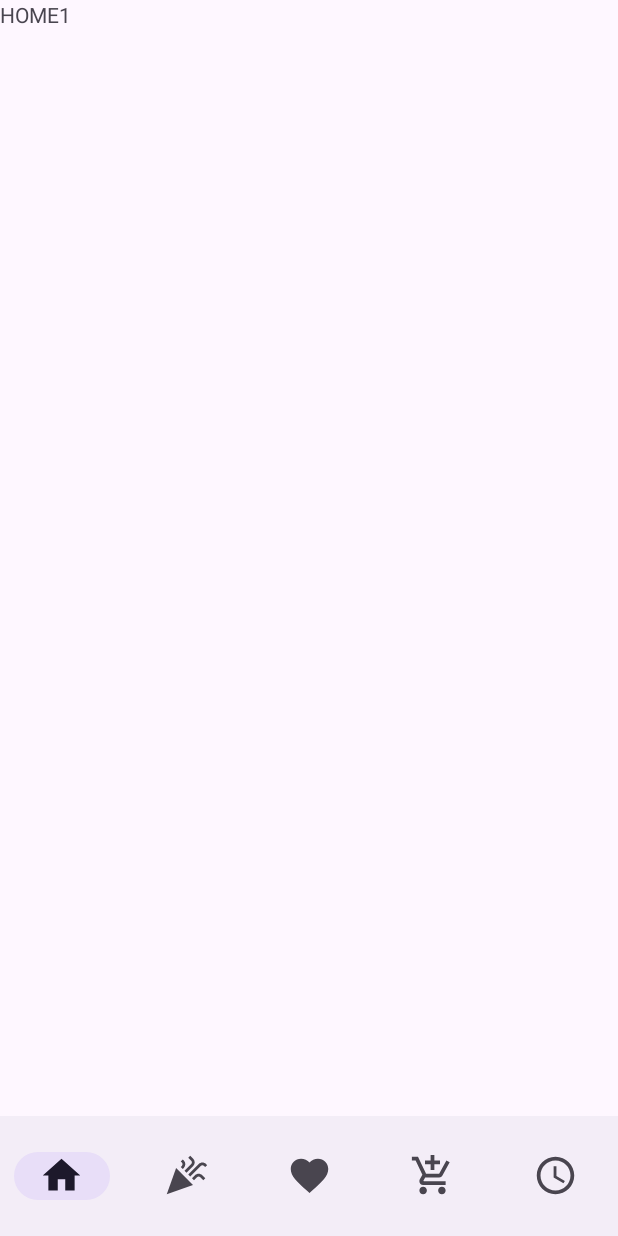
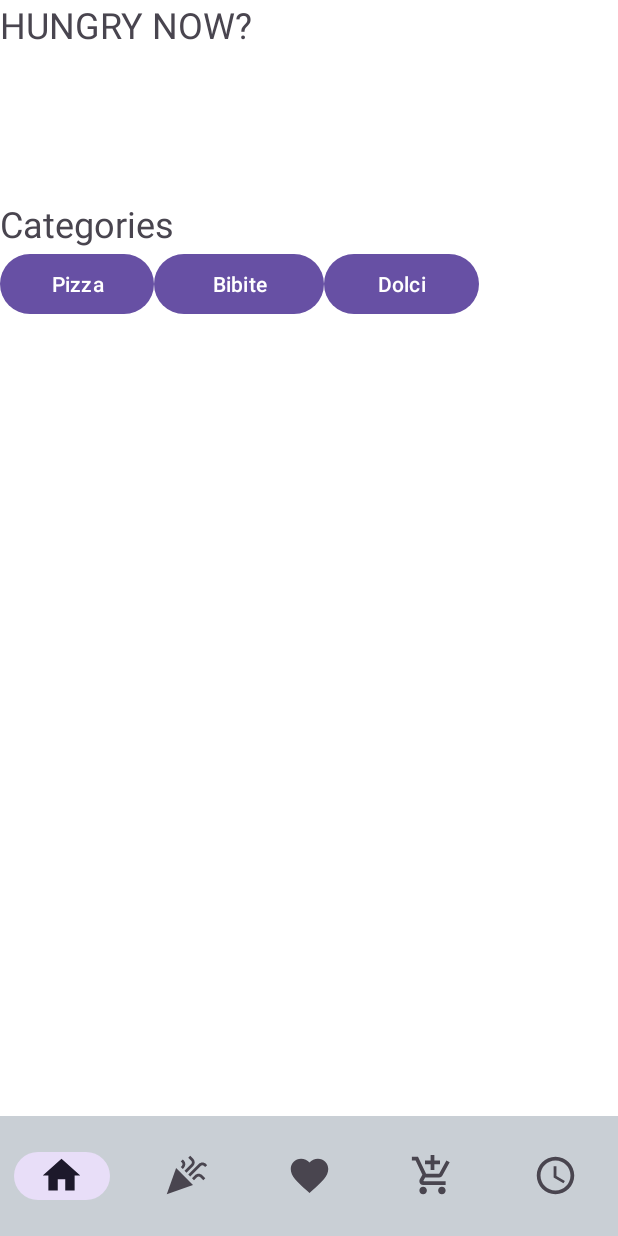
Before and after one commit to michele-vigliotta/HotSliceApp, an Android app built with Jetpack Compose: the HomeActivity screen opened directly, with no data from a screen before it, on a phone screen of 412 x 824 dp. Run offline under Robolectric (Android 15) with nearby library versions, the phone set to English and light mode, and no system bars; our stand-ins replace Firebase (no records; nobody signed in at launch, a user with empty details on screens opened directly); 2 statements that could not run were skipped.

Commit message:
aggiunto fragment

```diff
--- a/app/build.gradle.kts
+++ b/app/build.gradle.kts
@@ -43,6 +43,9 @@ android {
     }
     buildFeatures {
         compose = true
+    }
+    buildFeatures{
+        viewBinding=true
     }
     composeOptions {
         kotlinCompilerExtensionVersion = "1.5.1"
--- /dev/null
+++ b/app/src/main/java/com/example/hotsliceapp/FragmentPizza.kt
@@ -0,0 +1,6 @@
+package com.example.hotsliceapp
+
+import androidx.fragment.app.Fragment
+
+class FragmentPizza:Fragment(R.layout.home_fragment) {
+}
--- a/app/src/main/java/com/example/hotsliceapp/HomeActivity.kt
+++ b/app/src/main/java/com/example/hotsliceapp/HomeActivity.kt
@@ -2,6 +2,9 @@ package com.example.hotsliceapp
 
 import android.os.Bundle
 import androidx.appcompat.app.AppCompatActivity
+import androidx.fragment.app.Fragment
+import com.example.hotsliceapp.databinding.ActivityHomeBinding
+import com.example.hotsliceapp.databinding.ActivityMainBinding
 import com.google.android.material.bottomnavigation.BottomNavigationView
 import com.google.firebase.Firebase
 import com.google.firebase.auth.FirebaseAuth
@@ -12,10 +15,17 @@ class HomeActivity : AppCompatActivity() {
     private lateinit var auth: FirebaseAuth
     val db = Firebase.firestore
     lateinit var role: String
+    lateinit var binding: ActivityHomeBinding                     //aggiunta
     override fun onCreate(savedInstanceState: Bundle?) {
         super.onCreate(savedInstanceState)
+        binding=ActivityHomeBinding.inflate(layoutInflater)    //aggiunta
         setContentView(R.layout.activity_home)
+        setContentView(binding.root)                           //aggiunta
         auth = Firebase.auth
+
+        binding.buttonPizza.setOnClickListener {
+            replaceFragment(FragmentPizza())
+        }
 
         val authid = (auth.currentUser?.uid).toString()
         val documentSnapshot = db.collection("users").document(authid)
@@ -36,4 +46,12 @@ class HomeActivity : AppCompatActivity() {
 
         }
     }
+
+    private fun replaceFragment(fragment: Fragment) {
+
+        val fragmentManager = supportFragmentManager
+        val fragmentTransaction = fragmentManager.beginTransaction()
+        fragmentTransaction.replace(R.id.fragmentContainerView,fragment)
+        fragmentTransaction.commit()
+    }
 }
--- a/app/src/main/res/layout/activity_home.xml
+++ b/app/src/main/res/layout/activity_home.xml
@@ -1,27 +1,79 @@
 <?xml version="1.0" encoding="utf-8"?>
-
-<RelativeLayout
+<LinearLayout
     xmlns:android="http://schemas.android.com/apk/res/android"
     xmlns:app="http://schemas.android.com/apk/res-auto"
     xmlns:tools="http://schemas.android.com/tools"
     android:id="@+id/main"
     android:layout_width="match_parent"
     android:layout_height="match_parent"
+    android:background="@color/white"
+    android:orientation="vertical"
     tools:context=".HomeActivity">
 
-    <com.google.android.material.bottomnavigation.BottomNavigationView
-        android:id="@+id/bottomNavigationView"
+    <LinearLayout
         android:layout_width="match_parent"
-        android:layout_height="wrap_content"
-        android:layout_alignParentBottom="true"
-        app:menu="@menu/bottom_menu"
-        app:itemIconSize="30dp"
-        app:labelVisibilityMode="unlabeled"/>
+        android:layout_height="0dp"
+        android:layout_weight="1"
+        android:orientation="vertical">
 
-    <TextView
-        android:id="@+id/textView2"
-        android:layout_width="wrap_content"
-        android:layout_height="wrap_content"
-        android:text="HOME1" />
+        <TextView
+            android:id="@+id/textView2"
+            android:layout_width="wrap_content"
+            android:layout_height="wrap_content"
+            android:text="HUNGRY NOW?"
+            android:textSize="24sp" />
 
-</RelativeLayout>
+        <Space
+            android:layout_width="match_parent"
+            android:layout_height="100dp" />
+
+        <TextView
+            android:id="@+id/textView3"
+            android:layout_width="match_parent"
+            android:layout_height="wrap_content"
+            android:text="Categories"
+            android:textSize="24sp" />
+
+        <LinearLayout
+            android:layout_width="319dp"
+            android:layout_height="wrap_content"
+            android:orientation="horizontal">
+
+            <Button
+                android:id="@+id/buttonPizza"
+                android:layout_width="wrap_content"
+                android:layout_height="wrap_content"
+                android:layout_weight="1"
+                android:text="Pizza" />
+
+            <Button
+                android:id="@+id/buttonBibite"
+                android:layout_width="113dp"
+                android:layout_height="wrap_content"
+                android:text="Bibite" />
+
+            <Button
+                android:id="@+id/buttonDolci"
+                android:layout_width="wrap_content"
+                android:layout_height="wrap_content"
+                android:layout_weight="1"
+                android:text="Dolci" />
+
+        </LinearLayout>
+
+        <androidx.fragment.app.FragmentContainerView
+            android:id="@+id/fragmentContainerView"
+            android:layout_width="match_parent"
+            android:layout_height="match_parent" />
+    </LinearLayout>
+        <com.google.android.material.bottomnavigation.BottomNavigationView
+            android:id="@+id/bottomNavigationView"
+            android:layout_width="match_parent"
+            android:layout_height="wrap_content"
+            android:background="#C9CFD5"
+            app:itemIconSize="30dp"
+            app:itemTextColor="#F44336"
+            app:labelVisibilityMode="unlabeled"
+            app:menu="@menu/bottom_menu" />
+
+    </LinearLayout>
--- a/app/src/main/res/layout/activity_main.xml
+++ b/app/src/main/res/layout/activity_main.xml
@@ -1,5 +1,6 @@
 <?xml version="1.0" encoding="utf-8"?>
-<androidx.constraintlayout.widget.ConstraintLayout xmlns:android="http://schemas.android.com/apk/res/android"
+<androidx.constraintlayout.widget.ConstraintLayout
+    xmlns:android="http://schemas.android.com/apk/res/android"
     xmlns:app="http://schemas.android.com/apk/res-auto"
     xmlns:tools="http://schemas.android.com/tools"
     android:id="@+id/main"
--- /dev/null
+++ b/app/src/main/res/layout/home_fragment.xml
@@ -0,0 +1,15 @@
+<?xml version="1.0" encoding="utf-8"?>
+<RelativeLayout xmlns:android="http://schemas.android.com/apk/res/android"
+    android:layout_width="match_parent"
+    android:layout_height="match_parent">
+
+    <TextView
+        android:id="@+id/textView4"
+        android:layout_width="wrap_content"
+        android:layout_height="wrap_content"
+        android:layout_centerInParent="true"
+        android:layout_marginTop="50dp"
+        android:text="Fragment nella home relativo alla pizza"
+        android:textStyle="bold"
+        android:textSize="30dp"/>
+</RelativeLayout>
```
